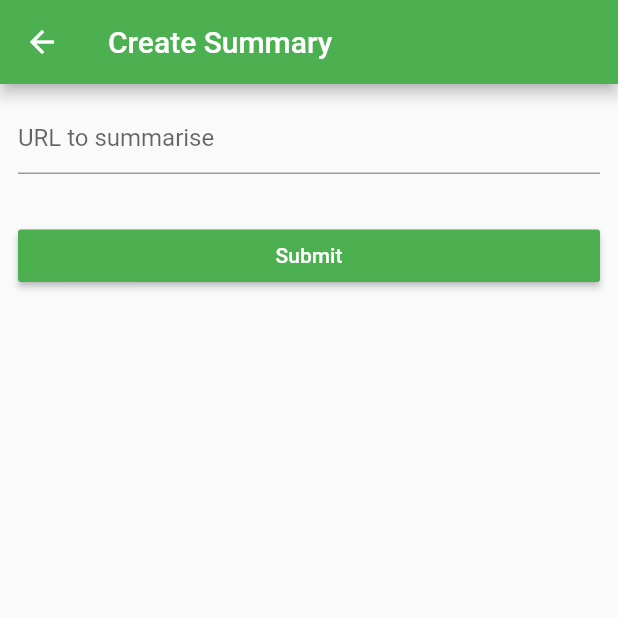
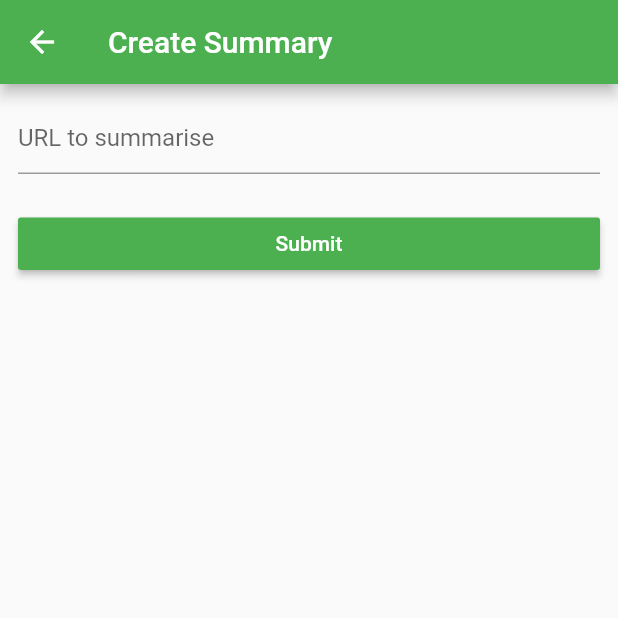
Before and after one commit to rafapi/summariser_client, a Flutter app: the screen it shows after launch, after a tap on the "add" icon, on a phone screen of 412 x 824 dp, the top half of it. Run offline on Flutter 3.47's test engine with Material 2 defaults, Android fonts, the phone set to English and light mode, and no system bars; our stand-ins replace font_awesome_flutter, get_it; network calls fail.

Commit message:
Fix container and font sizes

```diff
--- a/lib/views/summary_list.dart
+++ b/lib/views/summary_list.dart
@@ -58,7 +58,7 @@ class _SummaryListState extends State<SummaryList> {
               child: Text(
             numSummaries.toString(),
             style: TextStyle(
-                color: Colors.white, fontSize: 20, fontWeight: FontWeight.bold),
+                color: Colors.white, fontSize: 25, fontWeight: FontWeight.bold),
           ));
         }),
         flexibleSpace: FlexibleSpaceBar(
@@ -79,6 +79,7 @@ class _SummaryListState extends State<SummaryList> {
           IconButton(
             icon: const Icon(Icons.add),
             tooltip: 'Create Summary',
+            iconSize: 30.0,
             onPressed: () {
               Navigator.of(context)
                   .push(MaterialPageRoute(builder: (_) => SummaryModify()))
@@ -90,6 +91,11 @@ class _SummaryListState extends State<SummaryList> {
       SliverList(
         delegate: SliverChildBuilderDelegate(
           (BuildContext context, int index) {
+            if (_apiResponse.error) {
+              return Center(
+                child: Text(_apiResponse.errorMessage),
+              );
+            }
             return Container(
               margin: EdgeInsets.all(8.0),
               height: 80.0,
--- a/lib/views/summary_modify.dart
+++ b/lib/views/summary_modify.dart
@@ -70,7 +70,7 @@ class _SummaryModifyState extends State<SummaryModify> {
                       decoration: InputDecoration(hintText: 'URL to summarise'),
                     ),
                   Container(
-                    height: 16,
+                    height: 8,
                   ),
                   SelectableText.rich(
                     TextSpan(
```
